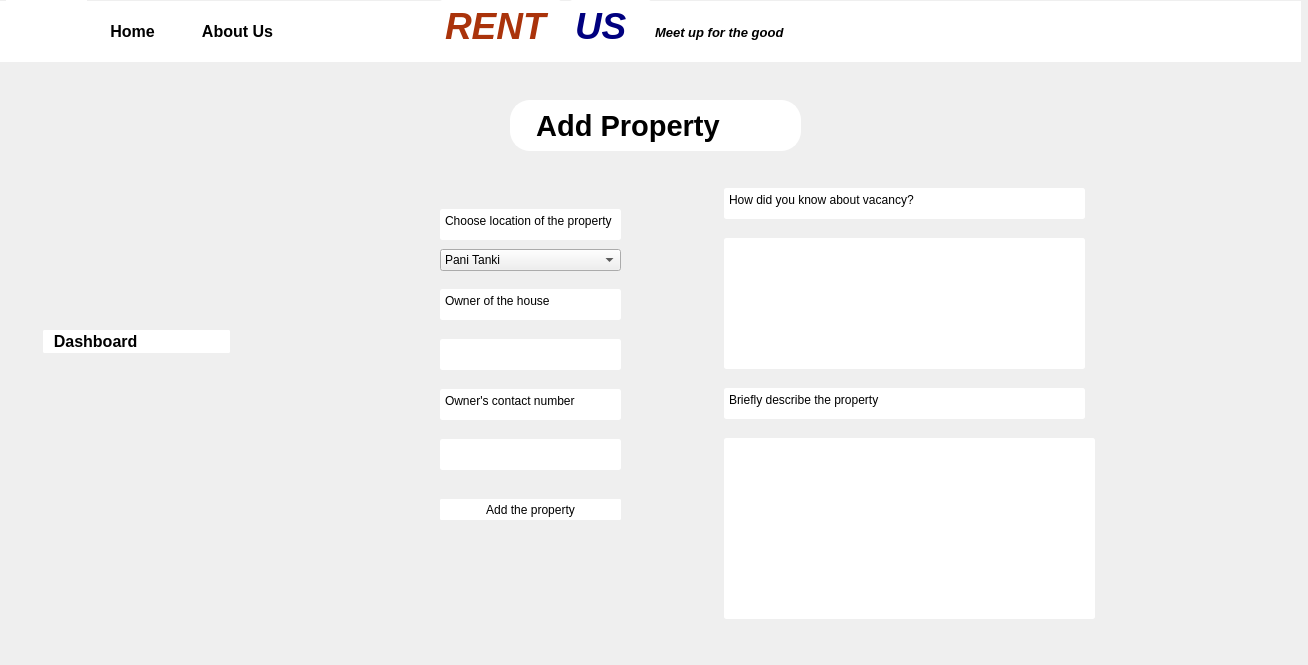
This is addproperty.ui in kausik10/RentUs as Qt 5 draws it before an edit. The edited form follows.
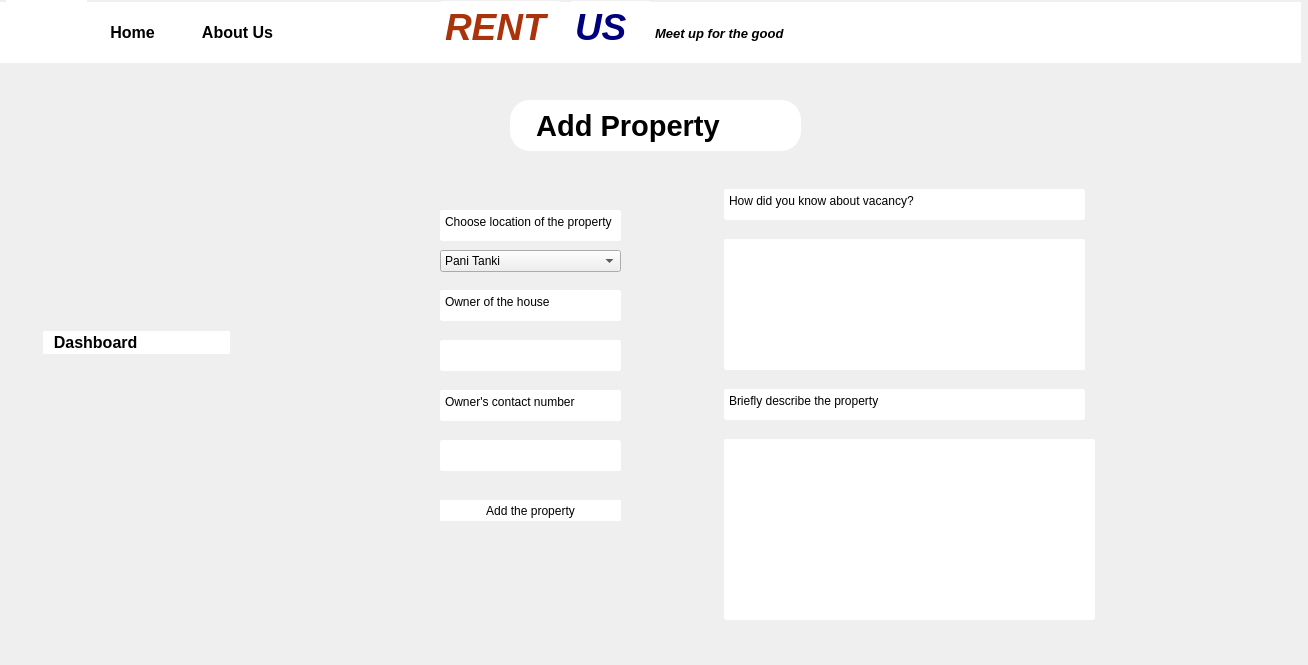
This is the edited form. Icons and pictures are not drawn.

Diff of the .ui file:
```diff
--- a/addproperty.ui
+++ b/addproperty.ui
@@ -50,7 +50,7 @@
    <property name="geometry">
     <rect>
      <x>0</x>
-     <y>-1</y>
+     <y>0</y>
      <width>1301</width>
      <height>661</height>
     </rect>
@@ -155,14 +155,14 @@
       </font>
      </property>
      <property name="styleSheet">
-      <string notr="true">#pushButton_3
+      <string notr="true">#pushButton_26
 {
 	color: black;
 	background: rgb(255,255,255);
 	border: 2px solid white;
 	border-radius: 2px;
 }
-#pushButton_3:hover
+#pushButton_26:hover
 {
 	background: rgb(220,220,200);
 }</string>
@@ -255,7 +255,7 @@
      <property name="geometry">
       <rect>
        <x>510</x>
-       <y>101</y>
+       <y>100</y>
        <width>291</width>
        <height>51</height>
       </rect>
```
